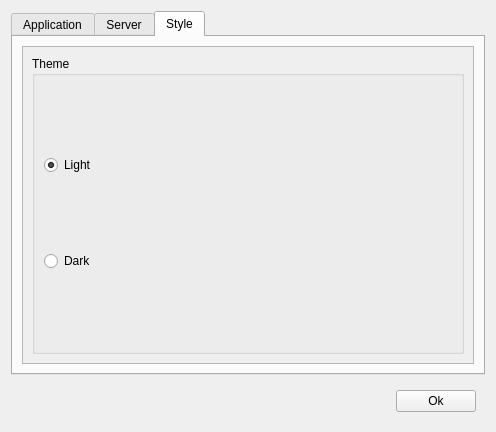
Qt form dsettings.ui (Cynnexis/Pinguin) before a commit.
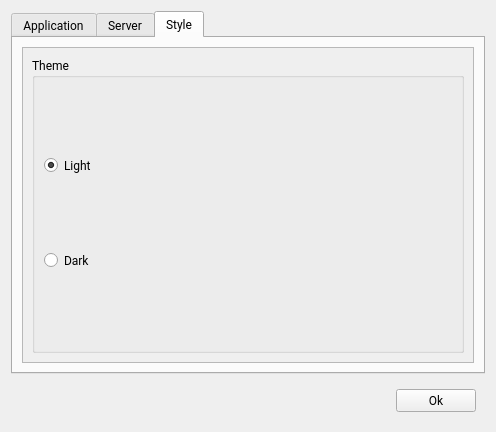
The same form after that commit. The open tabs and pages were chosen to show the change.

Commit message:
Roboto font
* Added the Roboto font and apply it to the 2 forms.

```diff
--- a/dsettings.ui
+++ b/dsettings.ui
@@ -10,6 +10,11 @@
     <height>432</height>
    </rect>
   </property>
+  <property name="font">
+   <font>
+    <family>Roboto</family>
+   </font>
+  </property>
   <property name="windowTitle">
    <string>Settings</string>
   </property>
@@ -244,7 +249,7 @@
             <x>0</x>
             <y>0</y>
             <width>446</width>
-            <height>299</height>
+            <height>297</height>
            </rect>
           </property>
           <layout class="QVBoxLayout" name="verticalLayout_11">
```
Left out of the diff: 6 changed lines with no effect on the pictures. The commit also changes 5 other files.
